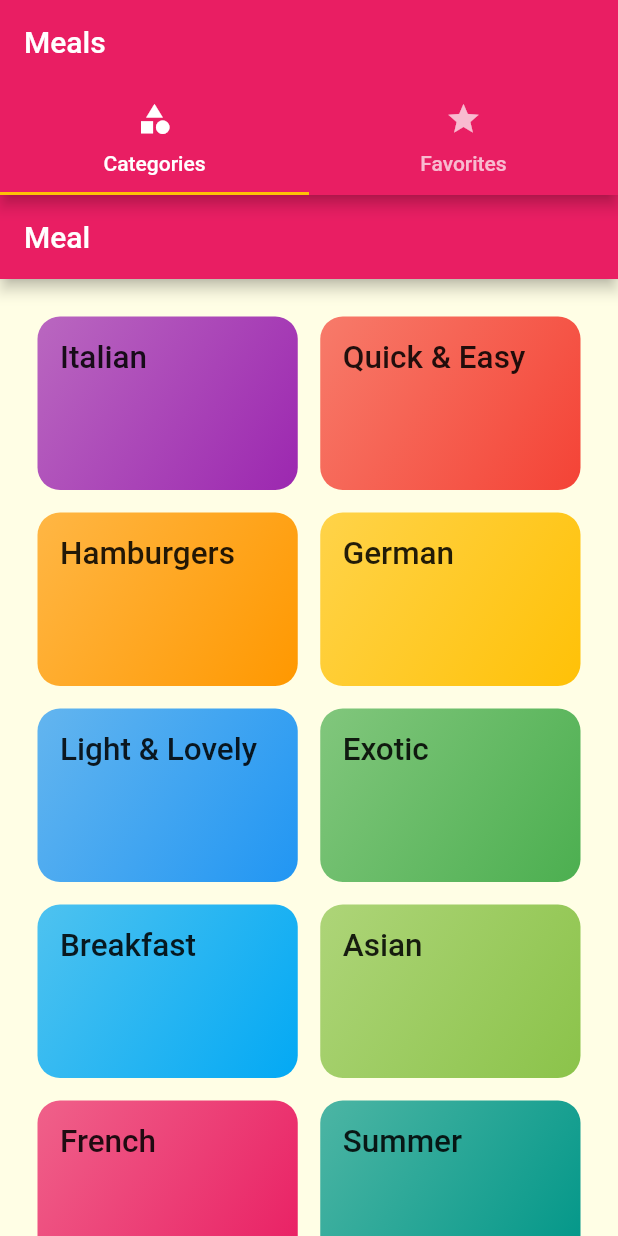
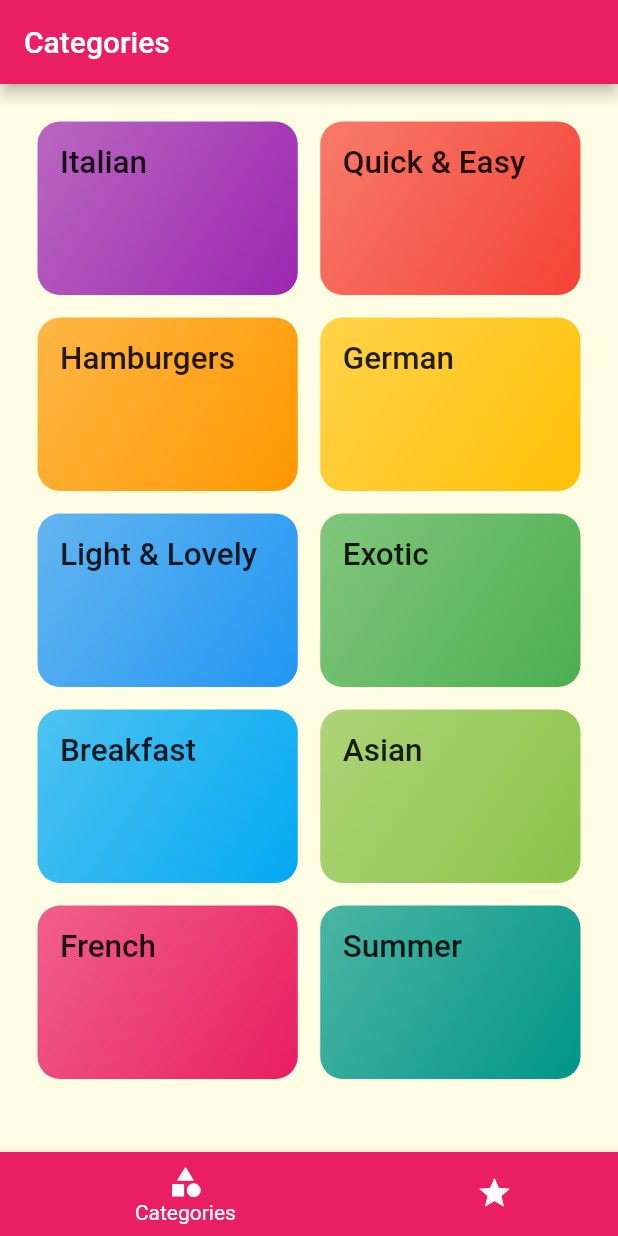
Before and after one commit to mehmetyilmaz001/flutter_meal_app_workout, a Flutter app: the screen it shows after launch, on a phone screen of 412 x 824 dp. Run offline on Flutter 3.47's test engine with Material 2 defaults, Android fonts, the phone set to English and light mode, and no system bars.

```diff
--- a/lib/screens/categories_screen.dart
+++ b/lib/screens/categories_screen.dart
@@ -7,9 +7,7 @@ class CategoriesScreen extends StatelessWidget {
   @override
   Widget build(BuildContext context) {
     return Scaffold(
-      appBar: AppBar(
-        title: const Text('Meal'),
-      ),
+
       body: GridView(
         padding: const EdgeInsets.all(25),
         children: DUMMY_CATEGORIES
--- a/lib/screens/tabs_screen.dart
+++ b/lib/screens/tabs_screen.dart
@@ -8,31 +8,40 @@ class TabsScreen extends StatefulWidget {
 }
 
 class TabsScreen_State extends State<TabsScreen> {
+  final List<Map<String, Object>> _screens = [
+    {'screen': CategoriesScreen(), 'title': 'Categories'},
+    {'screen': FavoritesScreen(), 'title': 'Favorites'},
+  ];
+  int _selectedScreenIndex = 0;
+  void _selectScreen(int index) {
+    setState(() {
+      _selectedScreenIndex = index;
+    });
+  }
+
   @override
   Widget build(BuildContext context) {
-    return DefaultTabController(
-      initialIndex: 0,
-      length: 2,
-      child: Scaffold(
-        appBar: AppBar(
-          title: Text('Meals'),
-          bottom: TabBar(
-            tabs: <Widget>[
-              Tab(
-                icon: Icon(Icons.category),
-                text: 'Categories',
-              ),
-              Tab(
-                icon: Icon(Icons.star),
-                text: 'Favorites',
-              ),
-            ],
+    return Scaffold(
+      appBar: AppBar(title: Text(_screens[_selectedScreenIndex]['title']),),
+      body: _screens[_selectedScreenIndex]['screen'],
+      bottomNavigationBar: BottomNavigationBar(
+        onTap: _selectScreen,
+        backgroundColor: Theme.of(context).primaryColor,
+        unselectedItemColor: Colors.white,
+        selectedItemColor: Colors.white,
+        currentIndex: _selectedScreenIndex,
+        type: BottomNavigationBarType.shifting,
+        items: [
+          BottomNavigationBarItem(
+            backgroundColor: Theme.of(context).primaryColor,
+            icon: Icon(Icons.category),
+            title: Text('Categories'),
           ),
-        ),
-        body: TabBarView(children: <Widget>[
-          CategoriesScreen(),
-          FavoritesScreen()
-        ],),
+          BottomNavigationBarItem(
+              backgroundColor: Theme.of(context).primaryColor,
+              icon: Icon(Icons.star),
+              title: Text('Favorites')),
+        ],
       ),
     );
   }
```
